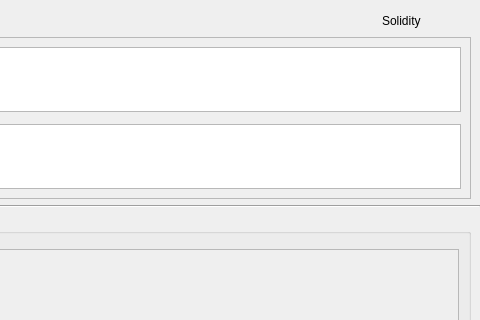
First picture: the form in src/qt/forms/createcontract.ui, repository shaileshnift/UIDD, before the edit; both pictures show x 226 to 706 and y 0 to 320 of the 706 by 587 pixel window.
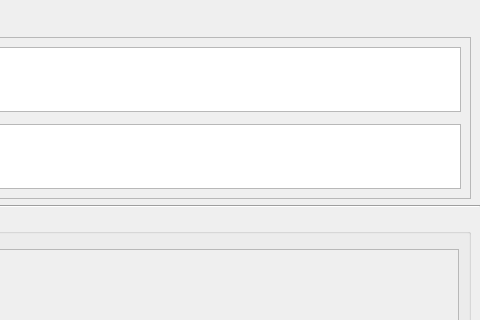
Second picture: the form after the edit. Custom widgets are drawn as their Qt base class.

```diff
--- a/src/qt/forms/createcontract.ui
+++ b/src/qt/forms/createcontract.ui
@@ -81,19 +81,6 @@
              </property>
             </spacer>
            </item>
-           <item>
-            <widget class="QLabel" name="labelSolidity">
-             <property name="minimumSize">
-              <size>
-               <width>80</width>
-               <height>0</height>
-              </size>
-             </property>
-             <property name="text">
-              <string>Solidity</string>
-             </property>
-            </widget>
-           </item>
           </layout>
          </item>
          <item>
```
